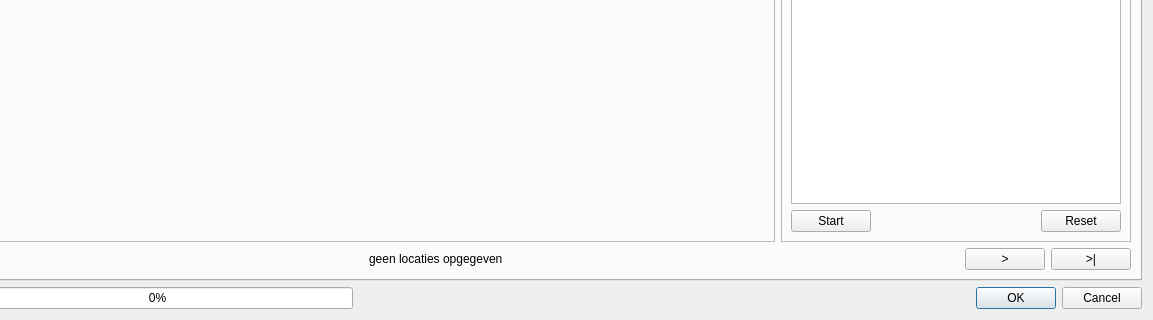
Old version of the form hdsr_tool_dialog_base.ui in the repository breinbaas/hdsrtool; both pictures show x 281 to 1434 and y 502 to 822 of the 1434 by 822 pixel window.
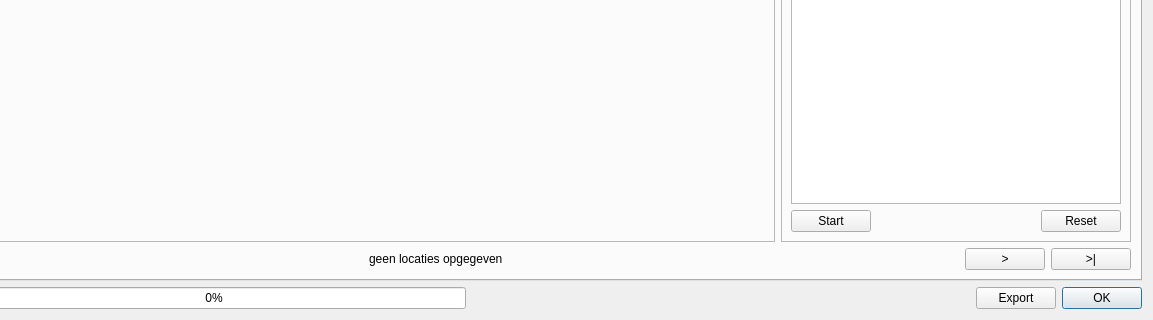
New version of the form.

The edit to the form file:
```diff
--- a/hdsr_tool_dialog_base.ui
+++ b/hdsr_tool_dialog_base.ui
@@ -279,13 +279,26 @@
          </property>
         </spacer>
        </item>
+       <item>
+        <widget class="QPushButton" name="pbExport">
+         <property name="text">
+          <string>Export</string>
+         </property>
+        </widget>
+       </item>
        <item>
         <widget class="QDialogButtonBox" name="button_box">
+         <property name="sizePolicy">
+          <sizepolicy hsizetype="Fixed" vsizetype="Fixed">
+           <horstretch>0</horstretch>
+           <verstretch>0</verstretch>
+          </sizepolicy>
+         </property>
          <property name="orientation">
           <enum>Qt::Horizontal</enum>
          </property>
          <property name="standardButtons">
-          <set>QDialogButtonBox::Cancel|QDialogButtonBox::Ok</set>
+          <set>QDialogButtonBox::Ok</set>
          </property>
         </widget>
        </item>
```
